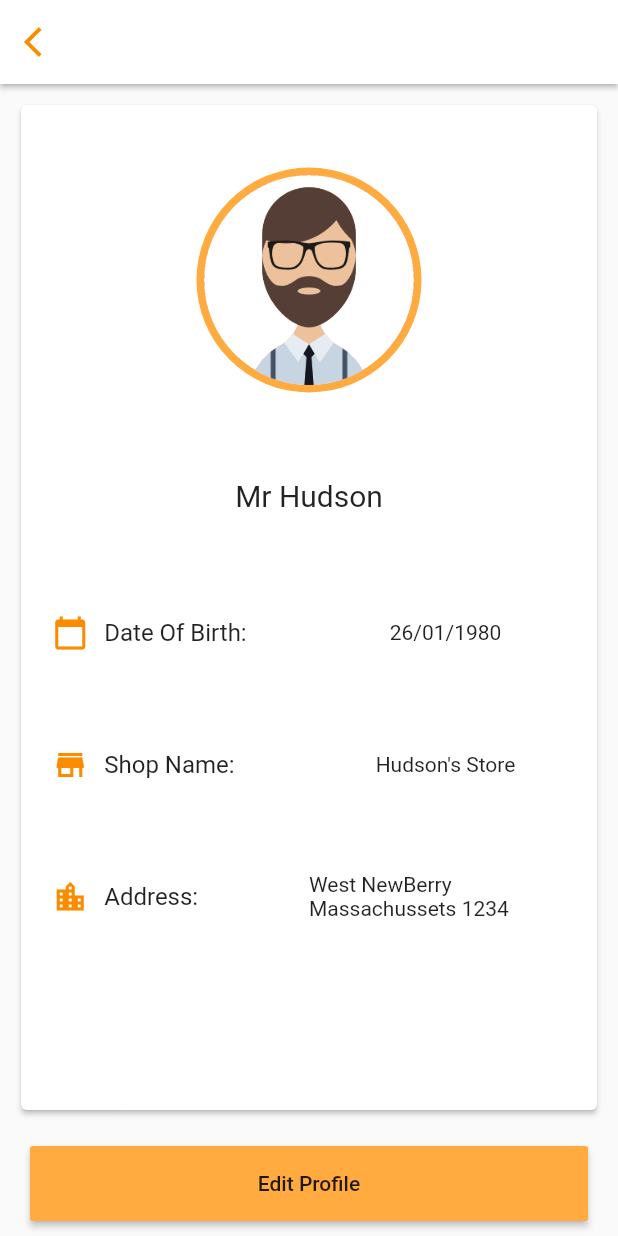
After one commit to maheshj01/awesome_flutter_layouts, a Flutter app: the UserProfile screen opened directly, on a phone screen of 412 x 824 dp. The commit adds this screen. Run offline on Flutter 3.47's test engine with Material 2 defaults, Android fonts, the phone set to English and light mode, and no system bars.

Commit message:
added User Profile Page and modified readme

```diff
--- a/lib/CustomListView.dart
+++ b/lib/CustomListView.dart
@@ -185,7 +185,8 @@ class CustomListView extends StatelessWidget {
                                       child: Column(
                                         children: <Widget>[
                                           IconButton(
-                                              icon: Icon(Icons.more_horiz)),
+                                              icon: Icon(Icons.more_horiz),
+                                              onPressed: (){},),
                                           Text(
                                             "$currentitem",
                                             style: TextStyle(fontSize: 22),
--- /dev/null
+++ b/lib/UserProfile.dart
@@ -0,0 +1,211 @@
+import 'package:flutter/material.dart';
+
+class UserProfile extends StatefulWidget {
+  @override
+  _UserProfileState createState() => _UserProfileState();
+}
+
+class _UserProfileState extends State<UserProfile> {
+  @override
+  Widget build(BuildContext context) {
+    // TODO: implement build
+    return Scaffold(
+        appBar: AppBar(
+          backgroundColor: Colors.white,
+          elevation: 1.5,
+          leading: Builder(
+            builder: (context) => IconButton(
+                icon: Icon(
+                  Icons.arrow_back_ios,
+                  color: Colors.orange[600],
+                ),
+                onPressed: () => Navigator.of(context).pop()),
+          ),
+        ),
+        body: Column(
+          children: <Widget>[
+            Expanded(
+                flex: 1,
+                child: Container(
+                  width: double.infinity,
+                  padding: EdgeInsets.all(10),
+                  child: Card(
+                      elevation: 1.5,
+                      child: Column(
+                        children: <Widget>[
+                          Expanded(
+                            flex: 3,
+                            child: Container(
+                              height: 150,
+                              width: 150,
+                              margin: EdgeInsets.only(top: 10),
+                              decoration: BoxDecoration(
+                                  shape: BoxShape.circle,
+                                  color: Colors.orangeAccent),
+                              padding: EdgeInsets.all(5),
+                              child: CircleAvatar(
+                                minRadius: 18,
+                                backgroundColor: Colors.white,
+                                child: Image.asset(
+                                  "assets/images/profile_pic.png",
+                                  fit: BoxFit.fill,
+                                ),
+                              ),
+                            ),
+                          ),
+                          Expanded(
+                            flex: 1,
+                            child: Container(
+                              alignment: Alignment.center,
+                              child: Text(
+                                "Mr Hudson",
+                                style: TextStyle(fontSize: 20),
+                              ),
+                            ),
+                          ),
+                          Expanded(
+                            flex: 5,
+                            child: Container(
+                                padding: EdgeInsets.all(10),
+                                child: Row(
+                                  children: <Widget>[
+                                    Expanded(
+                                      flex: 1,
+                                      child: Container(
+                                        child: Column(
+                                          children: <Widget>[
+                                            Expanded(
+                                              flex: 1,
+                                              child: Container(
+                                                alignment: Alignment.center,
+                                                child: Icon(
+                                                    Icons.calendar_today,
+                                                    color: Colors.orange[600]),
+                                              ),
+                                            ),
+                                            Expanded(
+                                              flex: 1,
+                                              child: Container(
+                                                alignment: Alignment.center,
+                                                child: Icon(Icons.store,
+                                                    color: Colors.orange[600]),
+                                              ),
+                                            ),
+                                            Expanded(
+                                              flex: 1,
+                                              child: Container(
+                                                alignment: Alignment.center,
+                                                child: Icon(
+                                                  Icons.location_city,
+                                                  color: Colors.orange[600],
+                                                ),
+                                              ),
+                                            ),
+                                              Expanded(
+                                            flex: 1,
+                                            child: Container(),
+                                          )
+                                          ],
+                                        ),
+                                      ),
+                                    ),
+                                    Expanded(
+                                      flex: 3,
+                                      child: Column(
+                                        children: <Widget>[
+                                          Expanded(
+                                            flex: 1,
+                                            child: Container(
+                                              alignment: Alignment.centerLeft,
+                                              child: Text(
+                                                "Date Of Birth:",
+                                                style: TextStyle(fontSize: 16),
+                                              ),
+                                            ),
+                                          ),
+                                          Expanded(
+                                            flex: 1,
+                                            child: Container(
+                                              alignment: Alignment.centerLeft,
+                                              child: Text(
+                                                "Shop Name:",
+                                                style: TextStyle(
+                                                  fontSize: 16,
+                                                ),
+                                              ),
+                                            ),
+                                          ),
+                                          Expanded(
+                                            flex: 1,
+                                            child: Container(
+                                              alignment: Alignment.centerLeft,
+                                              child: Text(
+                                                "Address:",
+                                                style: TextStyle(fontSize: 16),
+                                              ),
+                                            ),
+                                          ),
+                                          Expanded(
+                                            flex: 1,
+                                            child: Container(),
+                                          )
+                                        ],
+                                      ),
+                                    ),
+                                    Expanded(
+                                      flex: 4,
+                                      child: Container(
+                                        child: Column(
+                                          children: <Widget>[
+                                            Expanded(
+                                              flex: 1,
+                                              child: Container(
+                                                alignment:
+                                                    Alignment.center,
+                                                child: Text("26/01/1980",style: TextStyle(fontSize: 14),textAlign: TextAlign.justify,),
+                                              ),
+                                            ),
+                                            Expanded(
+                                              flex: 1,
+                                              child: Container(
+                                                alignment:
+                                                    Alignment.center,
+                                                child: Text("Hudson's Store",style: TextStyle(fontSize: 14),textAlign: TextAlign.justify,),
+                                              ),
+                                            ),
+                                            Expanded(
+                                              flex: 1,
+                                              child: Container(
+                                                alignment:
+                                                    Alignment.center,
+                                                child: Text("West NewBerry Massachussets 1234",style: TextStyle(fontSize: 14),),
+                                              ),
+                                            ),
+                                              Expanded(
+                                            flex: 1,
+                                            child: Container(),
+                                          )
+                                          ],
+                                        ),
+                                      ),
+                                    )
+                                  ],
+                                )),
+                          )
+                        ],
+                      )),
+                )),
+            Container(
+              padding: EdgeInsets.only(left:20,right: 20,top: 10,bottom: 10),
+              width: double.infinity,
+              height: 70,
+              child: MaterialButton(
+                child: Text("Edit Profile"),
+                color: Colors.orangeAccent,
+                onPressed: () {},
+              ),
+            )
+          ],
+        ));
+  }
+}
--- a/lib/const.dart
+++ b/lib/const.dart
@@ -1,6 +1,7 @@
 import 'package:flutter/material.dart';
 import 'CustomListView.dart';
 import 'Empty_Page.dart';
+import 'UserProfile.dart';
 
 // import your file here
 
@@ -31,8 +32,8 @@ import 'Empty_Page.dart';
 
   // add your class name in this list
 
-  List layout_list = [CustomListView(),MyApp()];
+  List layout_list = [CustomListView(),MyApp(),UserProfile()];
 
   // add a title to your layout as an identity this will appear in the list View in main.dart
 
-  List layout_title= ["CustomListView","empty_page"];
+  List layout_title= ["CustomListView","empty_page","User Profile Page"];
--- a/pubspec.yaml
+++ b/pubspec.yaml
@@ -39,7 +39,9 @@ flutter:
   # included with your application, so that you can use the icons in
   # the material Icons class.
   uses-material-design: true
-
+  assets:
+    - assets/
+    - assets/images/
   # To add assets to your application, add an assets section, like this:
   # assets:
   #  - images/a_dot_burr.jpeg
```
Also changed, not shown: assets/images/profile_pic.png (added), 6 other files.
